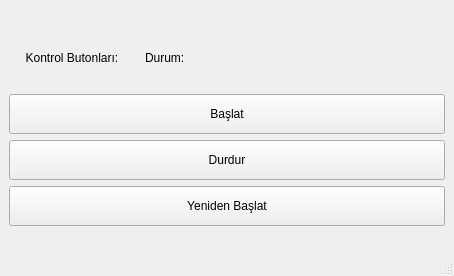
KawaiKishiTR/QT_WEBPANEL, file ui/mainwindow.ui: the form before one commit.
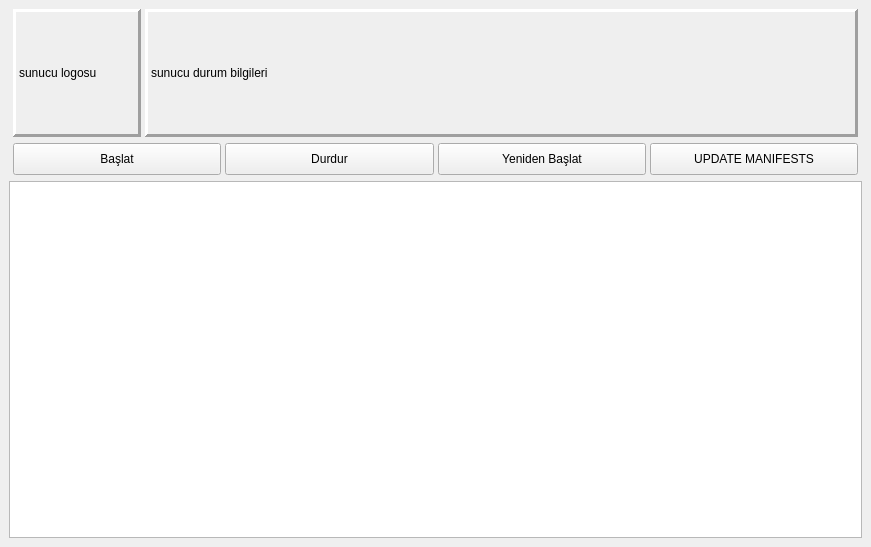
The form after the commit.

Commit message: working client with buttons (since we dont have key update feature permissions cant be raised)

Patch:
```diff
--- a/ui/mainwindow.ui
+++ b/ui/mainwindow.ui
@@ -6,77 +6,44 @@
    <rect>
     <x>0</x>
     <y>0</y>
-    <width>445</width>
-    <height>276</height>
+    <width>871</width>
+    <height>547</height>
    </rect>
   </property>
   <property name="windowTitle">
    <string>MainWindow</string>
   </property>
   <widget class="QWidget" name="centralwidget">
-   <layout class="QVBoxLayout" name="verticalLayout_2">
-    <item>
-     <layout class="QVBoxLayout" name="verticalLayout">
+   <layout class="QGridLayout" name="gridLayout_2">
+    <item row="1" column="0">
+     <layout class="QHBoxLayout" name="horizontalLayout">
+      <property name="spacing">
+       <number>4</number>
+      </property>
+      <property name="leftMargin">
+       <number>4</number>
+      </property>
+      <property name="rightMargin">
+       <number>4</number>
+      </property>
       <item>
-       <layout class="QHBoxLayout" name="horizontalLayout">
-        <item>
-         <widget class="QLabel" name="label">
-          <property name="minimumSize">
-           <size>
-            <width>130</width>
-            <height>0</height>
-           </size>
-          </property>
-          <property name="maximumSize">
-           <size>
-            <width>130</width>
-            <height>60</height>
-           </size>
-          </property>
-          <property name="layoutDirection">
-           <enum>Qt::LayoutDirection::LeftToRight</enum>
-          </property>
-          <property name="text">
-           <string>     Kontrol Butonları:</string>
-          </property>
-          <property name="textInteractionFlags">
-           <set>Qt::TextInteractionFlag::NoTextInteraction</set>
-          </property>
-         </widget>
-        </item>
-        <item>
-         <widget class="QLabel" name="lblDurum">
-          <property name="minimumSize">
-           <size>
-            <width>300</width>
-            <height>40</height>
-           </size>
-          </property>
-          <property name="maximumSize">
-           <size>
-            <width>5000</width>
-            <height>60</height>
-           </size>
-          </property>
-          <property name="text">
-           <string>Durum:</string>
-          </property>
-          <property name="scaledContents">
-           <bool>false</bool>
-          </property>
-          <property name="textInteractionFlags">
-           <set>Qt::TextInteractionFlag::NoTextInteraction</set>
-          </property>
-         </widget>
-        </item>
-       </layout>
-      </item>
-      <item>
-       <widget class="QPushButton" name="btnBaslat">
+       <widget class="QPushButton" name="btnStart">
+        <property name="sizePolicy">
+         <sizepolicy hsizetype="Minimum" vsizetype="Fixed">
+          <horstretch>0</horstretch>
+          <verstretch>0</verstretch>
+         </sizepolicy>
+        </property>
         <property name="minimumSize">
          <size>
           <width>0</width>
-          <height>40</height>
+          <height>32</height>
+         </size>
+        </property>
+        <property name="maximumSize">
+         <size>
+          <width>16777215</width>
+          <height>32</height>
          </size>
         </property>
         <property name="text">
@@ -85,11 +52,23 @@
        </widget>
       </item>
       <item>
-       <widget class="QPushButton" name="btnDurdur">
+       <widget class="QPushButton" name="btnStop">
+        <property name="sizePolicy">
+         <sizepolicy hsizetype="Minimum" vsizetype="Fixed">
+          <horstretch>0</horstretch>
+          <verstretch>0</verstretch>
+         </sizepolicy>
+        </property>
         <property name="minimumSize">
          <size>
           <width>0</width>
-          <height>40</height>
+          <height>32</height>
+         </size>
+        </property>
+        <property name="maximumSize">
+         <size>
+          <width>16777215</width>
+          <height>32</height>
          </size>
         </property>
         <property name="text">
@@ -98,11 +77,23 @@
        </widget>
       </item>
       <item>
-       <widget class="QPushButton" name="btnYenidenBaslat">
+       <widget class="QPushButton" name="btnRestart">
+        <property name="sizePolicy">
+         <sizepolicy hsizetype="Minimum" vsizetype="Fixed">
+          <horstretch>0</horstretch>
+          <verstretch>0</verstretch>
+         </sizepolicy>
+        </property>
         <property name="minimumSize">
          <size>
           <width>0</width>
-          <height>40</height>
+          <height>32</height>
+         </size>
+        </property>
+        <property name="maximumSize">
+         <size>
+          <width>16777215</width>
+          <height>32</height>
          </size>
         </property>
         <property name="text">
@@ -110,21 +101,111 @@
         </property>
        </widget>
       </item>
+      <item>
+       <widget class="QPushButton" name="btnUpdateManifest">
+        <property name="sizePolicy">
+         <sizepolicy hsizetype="Minimum" vsizetype="Fixed">
+          <horstretch>0</horstretch>
+          <verstretch>0</verstretch>
+         </sizepolicy>
+        </property>
+        <property name="minimumSize">
+         <size>
+          <width>0</width>
+          <height>32</height>
+         </size>
+        </property>
+        <property name="maximumSize">
+         <size>
+          <width>16777215</width>
+          <height>32</height>
+         </size>
+        </property>
+        <property name="text">
+         <string>UPDATE MANIFESTS</string>
+        </property>
+       </widget>
+      </item>
+     </layout>
+    </item>
+    <item row="2" column="0">
+     <layout class="QGridLayout" name="gridLayout">
+      <item row="0" column="0">
+       <widget class="QTextBrowser" name="LogBrowser"/>
+      </item>
+     </layout>
+    </item>
+    <item row="0" column="0">
+     <layout class="QHBoxLayout" name="horizontalLayout_2">
+      <property name="spacing">
+       <number>4</number>
+      </property>
+      <property name="leftMargin">
+       <number>4</number>
+      </property>
+      <property name="rightMargin">
+       <number>4</number>
+      </property>
+      <item>
+       <widget class="QLabel" name="lblServerIco">
+        <property name="minimumSize">
+         <size>
+          <width>128</width>
+          <height>128</height>
+         </size>
+        </property>
+        <property name="maximumSize">
+         <size>
+          <width>128</width>
+          <height>128</height>
+         </size>
+        </property>
+        <property name="frameShape">
+         <enum>QFrame::Shape::Panel</enum>
+        </property>
+        <property name="frameShadow">
+         <enum>QFrame::Shadow::Raised</enum>
+        </property>
+        <property name="lineWidth">
+         <number>3</number>
+        </property>
+        <property name="text">
+         <string>sunucu logosu</string>
+        </property>
+       </widget>
+      </item>
+      <item>
+       <widget class="QLabel" name="lblServerInfo">
+        <property name="minimumSize">
+         <size>
+          <width>0</width>
+          <height>128</height>
+         </size>
+        </property>
+        <property name="maximumSize">
+         <size>
+          <width>16777215</width>
+          <height>128</height>
+         </size>
+        </property>
+        <property name="frameShape">
+         <enum>QFrame::Shape::Panel</enum>
+        </property>
+        <property name="frameShadow">
+         <enum>QFrame::Shadow::Raised</enum>
+        </property>
+        <property name="lineWidth">
+         <number>3</number>
+        </property>
+        <property name="text">
+         <string>sunucu durum bilgileri</string>
+        </property>
+       </widget>
+      </item>
      </layout>
     </item>
    </layout>
   </widget>
-  <widget class="QMenuBar" name="menubar">
-   <property name="geometry">
-    <rect>
-     <x>0</x>
-     <y>0</y>
-     <width>445</width>
-     <height>23</height>
-    </rect>
-   </property>
-  </widget>
-  <widget class="QStatusBar" name="statusbar"/>
  </widget>
  <resources/>
  <connections/>
```
The commit also changes 6 other files.
